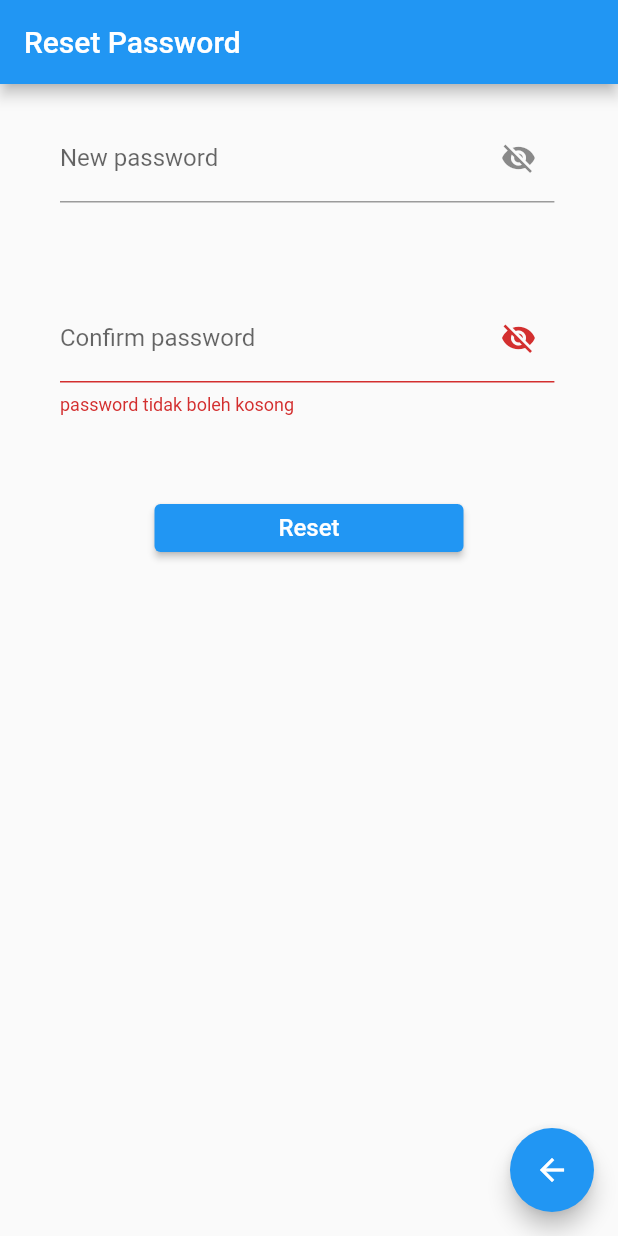
After one commit to ekalaya2015/frontend, a Flutter app: the ResetPassword screen opened directly, after a tap on "Reset", on a phone screen of 412 x 824 dp. The commit adds this screen. Run offline on Flutter 3.47's test engine with Material 2 defaults, Android fonts, the phone set to English and light mode, and no system bars; our stand-ins replace google_fonts, shared_preferences, top_snackbar_flutter; missing offline and left inert: jwt_decode; accounts and stored records are empty; network calls fail.

Commit message:
add reset password form

```diff
--- /dev/null
+++ b/lib/screens/reset_password.dart
@@ -0,0 +1,199 @@
+import 'dart:convert';
+
+import 'package:flutter/material.dart';
+import 'package:google_fonts/google_fonts.dart';
+import 'package:frontend/utils/util.dart';
+import 'package:http/http.dart' as http;
+import 'package:frontend/screens/profile.dart';
+import 'package:shared_preferences/shared_preferences.dart';
+import 'package:top_snackbar_flutter/custom_snack_bar.dart';
+import 'package:top_snackbar_flutter/top_snack_bar.dart';
+
+const String API_URL = 'http://10.147.17.205:8008/api/v1';
+
+class ResetPassword extends StatefulWidget {
+  ResetPassword({Key? key}) : super(key: key);
+
+  @override
+  State<ResetPassword> createState() => _ResetPasswordState();
+}
+
+class _ResetPasswordState extends State<ResetPassword> {
+  final _formkey = GlobalKey<FormState>();
+  final txtNewPassword = TextEditingController();
+  final txtConfirmPassword = TextEditingController();
+  late bool isLoading = false;
+  bool isHidden = false;
+
+  void _validateInputs() {
+    if (_formkey.currentState!.validate()) {
+      //If all data are correct then save data to out variables
+      _formkey.currentState!.save();
+      doUpdate();
+    }
+  }
+
+  doUpdate() async {
+    if (_formkey.currentState!.validate()) {
+      _formkey.currentState!.save();
+    }
+    setState(() {
+      isLoading = true;
+    });
+    SharedPreferences pref = await SharedPreferences.getInstance();
+    var token = pref.getString('token');
+    var url = '$API_URL/users/me/reset-password';
+    final body = jsonEncode({'password': txtNewPassword.text});
+    final response = await http
+        .post(Uri.parse(url),
+            headers: {
+              'accept': 'application/json',
+              'content-type': 'application/json',
+              'Access-Control_Allow_Origin': '*',
+              'Authorization': 'Bearer $token'
+            },
+            body: body,
+            encoding: Encoding.getByName('utf-8'))
+        .timeout(const Duration(seconds: 5));
+    if (response.statusCode == 200) {
+      // ignore: use_build_context_synchronously
+      showTopSnackBar(context,
+          const CustomSnackBar.success(message: 'Reset password success'));
+    } else {
+      // ignore: use_build_context_synchronously
+      showTopSnackBar(context,
+          const CustomSnackBar.error(message: 'Reset password failed'));
+    }
+    setState(() {
+      isLoading = false;
+    });
+  }
+
+  @override
+  void initState() {
+    super.initState();
+    setState(() {
+      isHidden = true;
+    });
+  }
+
+  @override
+  Widget build(BuildContext context) {
+    return Scaffold(
+        floatingActionButton: FloatingActionButton(
+          onPressed: () {
+            Navigator.pushAndRemoveUntil(
+              context,
+              MaterialPageRoute(
+                builder: (BuildContext context) => Profile(),
+              ),
+              (route) => false,
+            );
+          },
+          child: const Icon(Icons.arrow_back),
+        ),
+        resizeToAvoidBottomInset: false,
+        appBar: AppBar(
+          automaticallyImplyLeading: false,
+          title: const Text('Reset Password'),
+        ),
+        body: Form(
+          key: _formkey,
+          child: Column(
+              crossAxisAlignment: CrossAxisAlignment.start,
+              mainAxisAlignment: MainAxisAlignment.start,
+              children: <Widget>[
+                Row(
+                  mainAxisAlignment: MainAxisAlignment.start,
+                  crossAxisAlignment: CrossAxisAlignment.start,
+                  children: [
+                    Padding(
+                      padding: const EdgeInsets.only(top: 20, left: 40),
+                      child: SizedBox(
+                        height: 100,
+                        width: MediaQuery.of(context).size.width * 0.8,
+                        child: TextFormField(
+                          obscureText: isHidden,
+                          decoration: InputDecoration(
+                            suffixIcon: InkWell(
+                              onTap: __togglepassword,
+                              child: (isHidden)
+                                  ? const Icon(Icons.visibility_off)
+                                  : const Icon(Icons.visibility),
+                            ),
+                            labelText: 'New password',
+                          ),
+                          controller: txtNewPassword,
+                        ),
+                      ),
+                    )
+                  ],
+                ),
+                Row(
+                  crossAxisAlignment: CrossAxisAlignment.start,
+                  mainAxisAlignment: MainAxisAlignment.start,
+                  children: [
+                    Padding(
+                      padding: const EdgeInsets.only(top: 20, left: 40),
+                      child: SizedBox(
+                        height: 100,
+                        width: MediaQuery.of(context).size.width * 0.8,
+                        child: TextFormField(
+                          controller: txtConfirmPassword,
+                          obscureText: isHidden,
+                          decoration: InputDecoration(
+                              suffixIcon: InkWell(
+                                onTap: __togglepassword,
+                                child: (isHidden)
+                                    ? const Icon(Icons.visibility_off)
+                                    : const Icon(Icons.visibility),
+                              ),
+                              labelText: 'Confirm password'),
+                          validator: (value) {
+                            if (value != txtNewPassword.text) {
+                              return 'Kedua password harus sama';
+                            } else if (value!.isEmpty) {
+                              return 'password tidak boleh kosong';
+                            }
+                            return null;
+                          },
+                        ),
+                      ),
+                    )
+                  ],
+                ),
+                Padding(
+                  padding: const EdgeInsets.only(top: 40),
+                  child: Align(
+                      alignment: Alignment.bottomCenter,
+                      child: SizedBox(
+                          width: MediaQuery.of(context).size.width * 0.5,
+                          height: 32,
+                          child: ElevatedButton(
+                            child: (isLoading)
+                                ? const SizedBox(
+                                    width: 16,
+                                    height: 12,
+                                    child: CircularProgressIndicator(
+                                      color: Colors.white,
+                                      strokeWidth: 2,
+                                    ))
+                                : const Text(
+                                    'Reset',
+                                    style: TextStyle(fontSize: 16),
+                                  ),
+                            onPressed: () {
+                              _validateInputs();
+                            },
+                          ))),
+                )
+              ]),
+        ));
+  }
+
+  void __togglepassword() {
+    setState(() {
+      isHidden = !isHidden;
+    });
+  }
+}
```
Also changed, not shown: lib/screens/login.dart (+21 -1 lines), lib/screens/profile.dart (+14 -0 lines).
